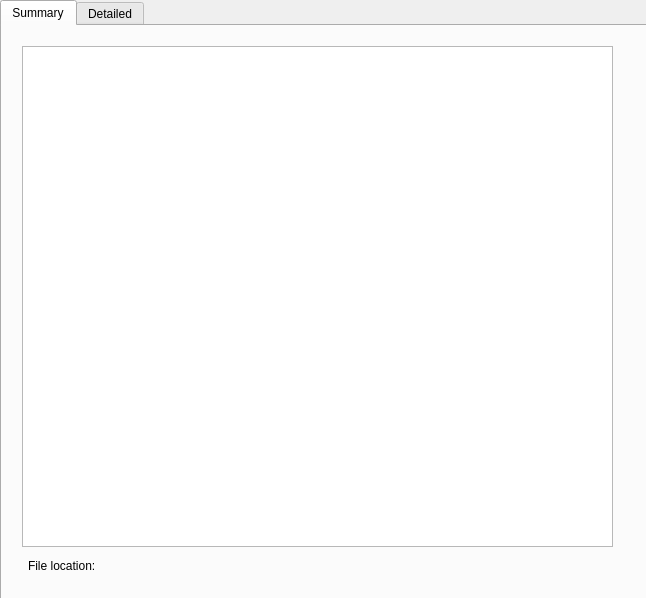
Qt form displayteams.ui (sprinklej/displayText) before a commit.
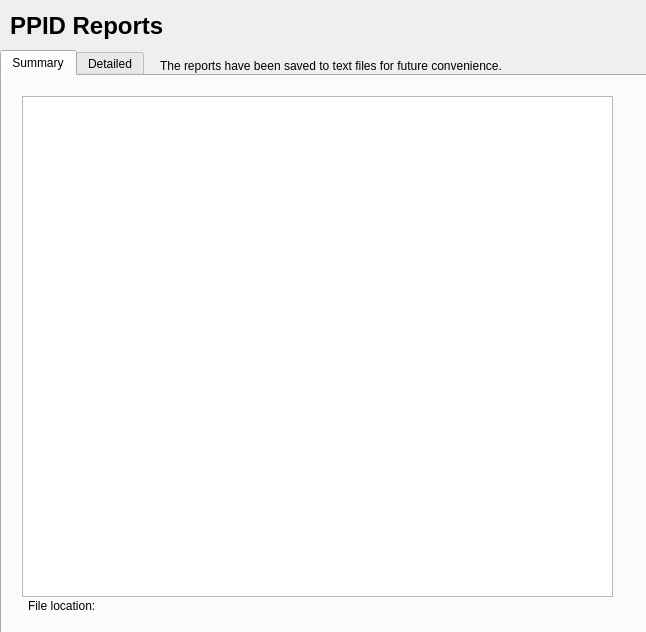
The same form after that commit.

The edit to the form file:
```diff
--- a/displayteams.ui
+++ b/displayteams.ui
@@ -7,7 +7,7 @@
     <x>0</x>
     <y>0</y>
     <width>646</width>
-    <height>598</height>
+    <height>632</height>
    </rect>
   </property>
   <property name="windowTitle">
@@ -17,9 +17,9 @@
    <property name="geometry">
     <rect>
      <x>0</x>
-     <y>0</y>
+     <y>50</y>
      <width>651</width>
-     <height>601</height>
+     <height>591</height>
     </rect>
    </property>
    <property name="currentIndex">
@@ -43,7 +43,7 @@
      <property name="geometry">
       <rect>
        <x>26</x>
-       <y>530</y>
+       <y>520</y>
        <width>471</width>
        <height>20</height>
       </rect>
@@ -82,6 +82,39 @@
     </widget>
    </widget>
   </widget>
+  <widget class="QLabel" name="label_Title">
+   <property name="geometry">
+    <rect>
+     <x>10</x>
+     <y>10</y>
+     <width>201</width>
+     <height>31</height>
+    </rect>
+   </property>
+   <property name="font">
+    <font>
+     <pointsize>18</pointsize>
+     <weight>75</weight>
+     <bold>true</bold>
+    </font>
+   </property>
+   <property name="text">
+    <string>PPID Reports</string>
+   </property>
+  </widget>
+  <widget class="QLabel" name="label">
+   <property name="geometry">
+    <rect>
+     <x>160</x>
+     <y>40</y>
+     <width>451</width>
+     <height>51</height>
+    </rect>
+   </property>
+   <property name="text">
+    <string>The reports have been saved to text files for future convenience.</string>
+   </property>
+  </widget>
  </widget>
  <resources/>
  <connections/>
```
Left out of the diff: 2 changed lines with no effect on the pictures.
